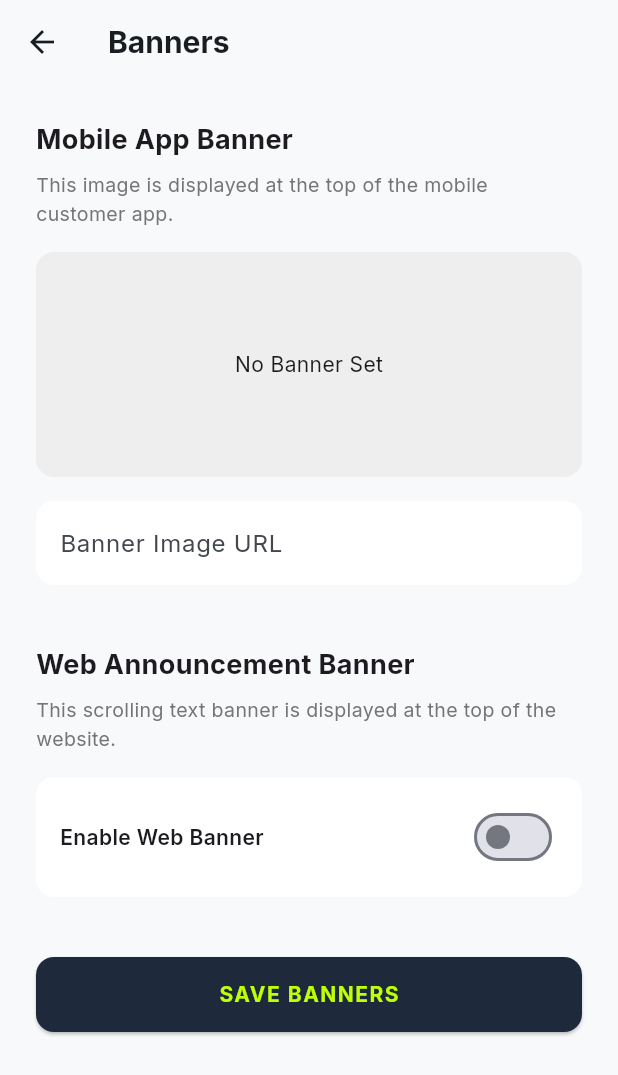
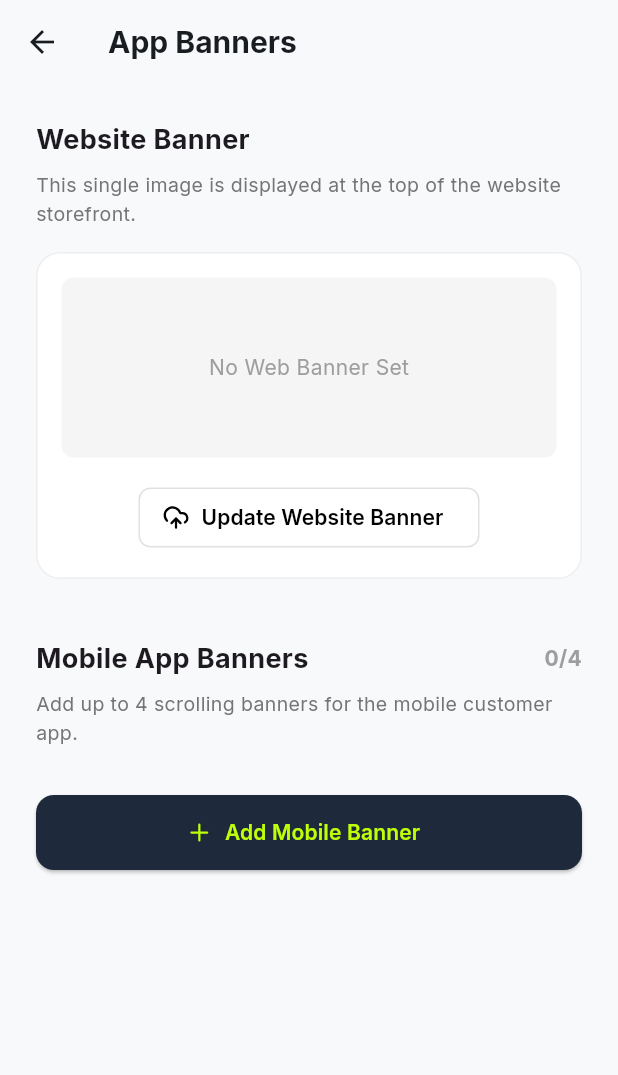
Before and after one commit to Akhilvijayanvj/svaneya-admin-app, a Flutter app: the MobileBannerScreen screen opened directly, on a phone screen of 412 x 824 dp. Shown: the top 1075 px of the screen. Run offline on Flutter 3.47's test engine with Material 3 defaults, Android fonts, the phone set to English and light mode, and no system bars; our stand-ins replace google_fonts, image_picker, lucide_icons, supabase_flutter; accounts and stored records are empty; network calls fail.

Commit message:
Correctly implement separate Website Banner and multiple Mobile App slider banners

```diff
--- a/lib/screens/mobile_banner.dart
+++ b/lib/screens/mobile_banner.dart
@@ -1,6 +1,8 @@
+import 'dart:io';
 import 'package:flutter/material.dart';
+import 'package:image_picker/image_picker.dart';
+import 'package:lucide_icons/lucide_icons.dart';
 import '../main.dart';
-import 'package:lucide_icons/lucide_icons.dart';
 
 class MobileBannerScreen extends StatefulWidget {
   const MobileBannerScreen({super.key});
@@ -10,48 +12,105 @@ class MobileBannerScreen extends StatefulWidget {
 }
 
 class _MobileBannerScreenState extends State<MobileBannerScreen> {
-  final _urlCtrl = TextEditingController();
-  final _saleTextCtrl = TextEditingController();
   bool _isLoading = true;
-  String? _currentUrl;
-  bool _saleActive = false;
+
+  // Web Banner State
+  String? _webBannerUrl;
+
+  // Mobile Banners State
+  List<dynamic> _mobileBanners = [];
+  bool _isUploading = false;
 
   @override
   void initState() {
     super.initState();
-    _fetchBanners();
+    _fetchData();
   }
 
-  Future<void> _fetchBanners() async {
+  Future<void> _fetchData() async {
+    setState(() => _isLoading = true);
     try {
-      final res = await supabase.from('store_settings').select('hero_image_1, sale_active, sale_text').eq('id', 'global').maybeSingle();
-      if (mounted) {
-        setState(() {
-          if (res != null) {
-            _currentUrl = res['hero_image_1'];
-            _urlCtrl.text = _currentUrl ?? '';
-            _saleActive = res['sale_active'] ?? false;
-            _saleTextCtrl.text = res['sale_text'] ?? '';
+      // Fetch Web Banner
+      final webRes = await supabase.from('store_settings').select('hero_image_1').eq('id', 'global').maybeSingle();
+      if (webRes != null) {
+        _webBannerUrl = webRes['hero_image_1'];
       }
-          _isLoading = false;
-        });
-      }
+
+      // Fetch Mobile Banners
+      final mobileRes = await supabase.from('mobile_banners').select().order('sort_order', ascending: true);
+      _mobileBanners = mobileRes;
+
     } catch (e) {
+      debugPrint("Error fetching banners: $e");
+    } finally {
       if (mounted) setState(() => _isLoading = false);
     }
   }
 
-  Future<void> _saveBanners() async {
-    setState(() => _isLoading = true);
+  Future<void> _uploadWebBanner() async {
+    final ImagePicker picker = ImagePicker();
+    final XFile? image = await picker.pickImage(source: ImageSource.gallery);
+    if (image == null) return;
 
-    await supabase.from('store_settings').update({
-      'hero_image_1': _urlCtrl.text,
-      'sale_active': _saleActive,
-      'sale_text': _saleTextCtrl.text,
-    }).eq('id', 'global');
+    setState(() => _isUploading = true);
+    try {
+      final file = File(image.path);
+      final fileName = 'web_banner_${DateTime.now().millisecondsSinceEpoch}.jpg';
+      await supabase.storage.from('product-images').upload(fileName, file);
+      final url = supabase.storage.from('product-images').getPublicUrl(fileName);
 
-    if (mounted) ScaffoldMessenger.of(context).showSnackBar(const SnackBar(content: Text('Banners saved successfully!')));
-    _fetchBanners();
+      await supabase.from('store_settings').update({'hero_image_1': url}).eq('id', 'global');
+      await _fetchData();
+
+      if (mounted) ScaffoldMessenger.of(context).showSnackBar(const SnackBar(content: Text('Web Banner updated!')));
+    } catch (e) {
+      if (mounted) ScaffoldMessenger.of(context).showSnackBar(SnackBar(content: Text('Error: $e')));
+    } finally {
+      if (mounted) setState(() => _isUploading = false);
+    }
+  }
+
+  Future<void> _uploadMobileBanner() async {
+    if (_mobileBanners.length >= 4) {
+      ScaffoldMessenger.of(context).showSnackBar(const SnackBar(content: Text('Maximum 4 mobile banners allowed.')));
+      return;
+    }
+
+    final ImagePicker picker = ImagePicker();
+    final XFile? image = await picker.pickImage(source: ImageSource.gallery);
+    if (image == null) return;
+
+    setState(() => _isUploading = true);
+    try {
+      final file = File(image.path);
+      final fileName = 'mobile_banner_${DateTime.now().millisecondsSinceEpoch}.jpg';
+      await supabase.storage.from('product-images').upload(fileName, file);
+      final url = supabase.storage.from('product-images').getPublicUrl(fileName);
+
+      await supabase.from('mobile_banners').insert({
+        'image_url': url,
+        'sort_order': _mobileBanners.length,
+      });
+
+      await _fetchData();
+      if (mounted) ScaffoldMessenger.of(context).showSnackBar(const SnackBar(content: Text('Mobile Banner added!')));
+    } catch (e) {
+      if (mounted) ScaffoldMessenger.of(context).showSnackBar(SnackBar(content: Text('Error: $e')));
+    } finally {
+      if (mounted) setState(() => _isUploading = false);
+    }
+  }
+
+  Future<void> _deleteMobileBanner(String id) async {
+    setState(() => _isUploading = true);
+    try {
+      await supabase.from('mobile_banners').delete().eq('id', id);
+      await _fetchData();
+    } catch (e) {
+      if (mounted) ScaffoldMessenger.of(context).showSnackBar(SnackBar(content: Text('Error deleting banner: $e')));
+    } finally {
+      if (mounted) setState(() => _isUploading = false);
+    }
   }
 
   @override
@@ -62,94 +121,127 @@ class _MobileBannerScreenState extends State<MobileBannerScreen> {
         backgroundColor: Colors.transparent,
         surfaceTintColor: Colors.transparent,
         elevation: 0,
-        title: const Text('Banners', style: TextStyle(fontWeight: FontWeight.bold, fontSize: 20)),
+        title: const Text('App Banners', style: TextStyle(fontWeight: FontWeight.bold, fontSize: 20)),
       ),
-      body: _isLoading ? const Center(child: CircularProgressIndicator(color: Colors.black)) : SingleChildScrollView(
+      body: _isLoading
+        ? const Center(child: CircularProgressIndicator(color: Colors.black))
+        : Stack(
+            children: [
+              SingleChildScrollView(
                 padding: const EdgeInsets.all(24.0),
                 child: Column(
                   crossAxisAlignment: CrossAxisAlignment.start,
                   children: [
-            // Mobile Banner Section
-            const Text('Mobile App Banner', style: TextStyle(fontWeight: FontWeight.bold, fontSize: 18)),
+                    // --- WEB BANNER SECTION ---
+                    const Text('Website Banner', style: TextStyle(fontWeight: FontWeight.bold, fontSize: 18)),
                     const SizedBox(height: 8),
-            Text('This image is displayed at the top of the mobile customer app.', style: TextStyle(color: Colors.grey.shade600, fontSize: 13)),
+                    Text('This single image is displayed at the top of the website storefront.', style: TextStyle(color: Colors.grey.shade600, fontSize: 13)),
                     const SizedBox(height: 16),
-            if (_currentUrl != null && _currentUrl!.isNotEmpty)
+
+                    Container(
+                      width: double.infinity,
+                      decoration: BoxDecoration(color: Colors.white, borderRadius: BorderRadius.circular(16), border: Border.all(color: Colors.grey.shade200)),
+                      padding: const EdgeInsets.all(16),
+                      child: Column(
+                        children: [
+                          if (_webBannerUrl != null && _webBannerUrl!.isNotEmpty)
                             ClipRRect(
-                borderRadius: BorderRadius.circular(12),
-                child: Image.network(_currentUrl!, height: 150, width: double.infinity, fit: BoxFit.cover),
+                              borderRadius: BorderRadius.circular(8),
+                              child: Image.network(_webBannerUrl!, height: 120, width: double.infinity, fit: BoxFit.cover),
                             )
                           else
                             Container(
-                height: 150, width: double.infinity,
-                decoration: BoxDecoration(color: Colors.grey.shade200, borderRadius: BorderRadius.circular(12)),
-                child: const Center(child: Text('No Banner Set')),
+                              height: 120, width: double.infinity,
+                              decoration: BoxDecoration(color: Colors.grey.shade100, borderRadius: BorderRadius.circular(8)),
+                              child: const Center(child: Text('No Web Banner Set', style: TextStyle(color: Colors.grey))),
                             ),
                           const SizedBox(height: 16),
-            TextField(
-              controller: _urlCtrl,
-              decoration: InputDecoration(
-                labelText: 'Banner Image URL',
-                filled: true,
-                fillColor: Colors.white,
-                border: OutlineInputBorder(borderRadius: BorderRadius.circular(12), borderSide: BorderSide.none),
+                          OutlinedButton.icon(
+                            onPressed: _uploadWebBanner,
+                            icon: const Icon(LucideIcons.uploadCloud, size: 18),
+                            label: const Text('Update Website Banner', style: TextStyle(fontWeight: FontWeight.w600)),
+                            style: OutlinedButton.styleFrom(
+                              foregroundColor: Colors.black,
+                              side: BorderSide(color: Colors.grey.shade300),
+                              shape: RoundedRectangleBorder(borderRadius: BorderRadius.circular(8)),
+                            ),
+                          )
+                        ],
                       ),
                     ),
 
                     const SizedBox(height: 40),
 
-            // Web Sale Announcement Banner
-            const Text('Web Announcement Banner', style: TextStyle(fontWeight: FontWeight.bold, fontSize: 18)),
-            const SizedBox(height: 8),
-            Text('This scrolling text banner is displayed at the top of the website.', style: TextStyle(color: Colors.grey.shade600, fontSize: 13)),
-            const SizedBox(height: 16),
-            Container(
-              padding: const EdgeInsets.all(16),
-              decoration: BoxDecoration(color: Colors.white, borderRadius: BorderRadius.circular(12)),
-              child: Column(
-                children: [
+                    // --- MOBILE BANNERS SECTION ---
                     Row(
                       mainAxisAlignment: MainAxisAlignment.spaceBetween,
                       children: [
-                      const Text('Enable Web Banner', style: TextStyle(fontWeight: FontWeight.w600)),
-                      Switch(
-                        value: _saleActive,
-                        activeColor: const Color(0xFFBFFF07),
-                        onChanged: (val) => setState(() => _saleActive = val),
-                      ),
+                        const Text('Mobile App Banners', style: TextStyle(fontWeight: FontWeight.bold, fontSize: 18)),
+                        Text('${_mobileBanners.length}/4', style: TextStyle(color: Colors.grey.shade500, fontWeight: FontWeight.bold)),
                       ],
                     ),
-                  if (_saleActive) ...[
+                    const SizedBox(height: 8),
+                    Text('Add up to 4 scrolling banners for the mobile customer app.', style: TextStyle(color: Colors.grey.shade600, fontSize: 13)),
                     const SizedBox(height: 16),
-                    TextField(
-                      controller: _saleTextCtrl,
-                      decoration: InputDecoration(
-                        labelText: 'Announcement Text',
-                        filled: true,
-                        fillColor: Colors.grey.shade50,
-                        border: OutlineInputBorder(borderRadius: BorderRadius.circular(8), borderSide: BorderSide.none),
+
+                    ListView.separated(
+                      shrinkWrap: true,
+                      physics: const NeverScrollableScrollPhysics(),
+                      itemCount: _mobileBanners.length,
+                      separatorBuilder: (_, __) => const SizedBox(height: 12),
+                      itemBuilder: (context, index) {
+                        final banner = _mobileBanners[index];
+                        return Container(
+                          decoration: BoxDecoration(
+                            color: Colors.white,
+                            borderRadius: BorderRadius.circular(12),
+                            border: Border.all(color: Colors.grey.shade200)
                           ),
+                          child: Row(
+                            children: [
+                              ClipRRect(
+                                borderRadius: const BorderRadius.horizontal(left: Radius.circular(12)),
+                                child: Image.network(banner['image_url'], width: 100, height: 70, fit: BoxFit.cover),
                               ),
-                  ]
+                              const SizedBox(width: 16),
+                              Expanded(
+                                child: Text('Banner ${index + 1}', style: const TextStyle(fontWeight: FontWeight.w600)),
+                              ),
+                              IconButton(
+                                icon: const Icon(LucideIcons.trash2, color: Colors.redAccent),
+                                onPressed: () => _deleteMobileBanner(banner['id']),
+                              ),
+                              const SizedBox(width: 8),
+                            ],
+                          ),
+                        );
+                      },
+                    ),
+
+                    if (_mobileBanners.length < 4) ...[
+                      const SizedBox(height: 16),
+                      ElevatedButton.icon(
+                        onPressed: _uploadMobileBanner,
+                        icon: const Icon(LucideIcons.plus, size: 18),
+                        label: const Text('Add Mobile Banner', style: TextStyle(fontWeight: FontWeight.w600)),
+                        style: ElevatedButton.styleFrom(
+                          backgroundColor: const Color(0xFF1E293B),
+                          foregroundColor: const Color(0xFFBFFF07),
+                          minimumSize: const Size(double.infinity, 50),
+                          shape: RoundedRectangleBorder(borderRadius: BorderRadius.circular(12)),
+                        ),
+                      )
+                    ],
+                    const SizedBox(height: 40),
                   ],
                 ),
               ),
-
-            const SizedBox(height: 40),
-            SizedBox(
-              width: double.infinity, height: 50,
-              child: ElevatedButton(
-                onPressed: _saveBanners,
-                style: ElevatedButton.styleFrom(
-                  backgroundColor: const Color(0xFF1E293B),
-                  foregroundColor: const Color(0xFFBFFF07),
-                  shape: RoundedRectangleBorder(borderRadius: BorderRadius.circular(12))
+              if (_isUploading)
+                Container(
+                  color: Colors.black.withOpacity(0.3),
+                  child: const Center(child: CircularProgressIndicator(color: Color(0xFFBFFF07))),
                 ),
-                child: const Text('SAVE BANNERS', style: TextStyle(fontWeight: FontWeight.bold, letterSpacing: 1)),
-              ),
-            )
             ],
-        ),
           ),
     );
   }
```
Lines whose indentation alone changed are shown as unchanged.
